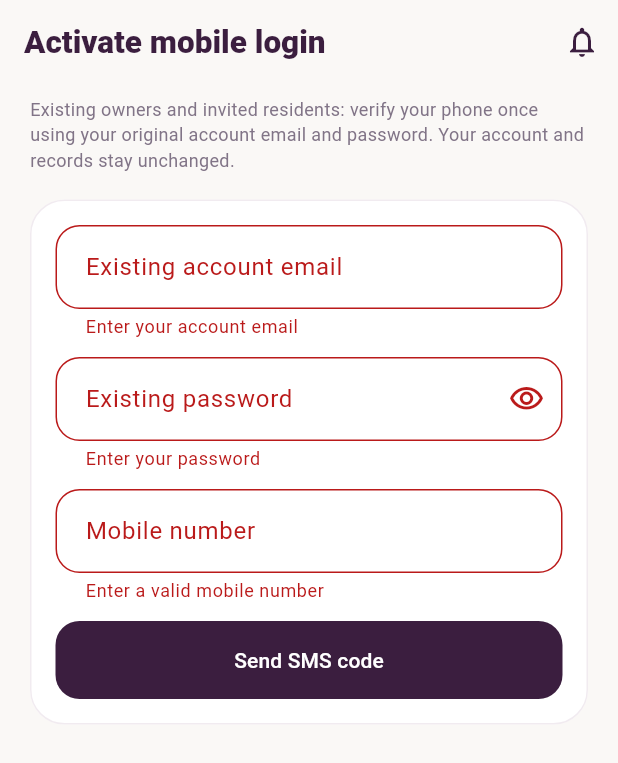
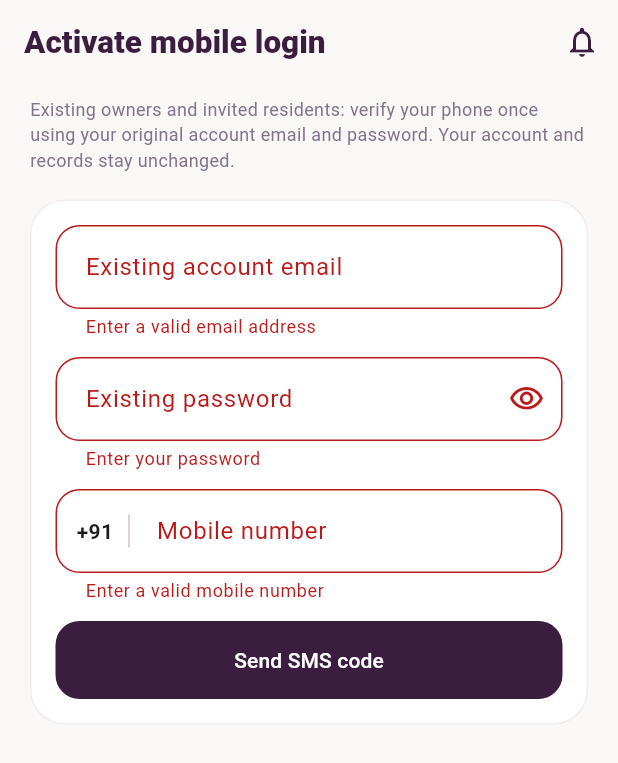
Before and after one commit to intprosec-pvtltd/COME.in, a Flutter app: the ActivateMobilePage widget shown alone on an empty page, opened directly, after a tap on "Send SMS code", on a phone screen of 412 x 824 dp. Shown: the top 763 px of the screen. Run offline on Flutter 3.47's test engine with Material 3 defaults, Android fonts, the phone set to English and light mode, and no system bars; our stand-ins replace file_picker, firebase_core, firebase_messaging, flutter_secure_storage, flutter_svg, image_picker and 2 more; accounts and stored records are empty; network calls fail.

Commit message:
Stay Sync Manage Phase 2.2 - Mobile login refinement, modern profile photo editor, email validation and APK optimisation

```diff
--- /dev/null
+++ b/mobile/lib/core/email_validation.dart
@@ -0,0 +1,24 @@
+/// Syntax validation only; does not establish ownership or mailbox existence.
+String? emailError(String? raw) {
+  final value = (raw ?? '').trim().toLowerCase();
+  final parts = value.split('@');
+  if (value.length > 160 || parts.length != 2) return 'Enter a valid email address';
+  final local = parts[0], domain = parts[1];
+  if (local.isEmpty || local.length > 64 || local.startsWith('.') ||
+      local.endsWith('.') || local.contains('..') ||
+      !RegExp(r"^[a-z0-9.!#$%&'*+/=?^_`{|}~-]+$").hasMatch(local)) {
+    return 'Enter a valid email address';
+  }
+  const typos = {'gmial.com','gamil.com','gmai.com','gmail.co','gmail.con','gmail.cm','gmail.om','gmail.comm','gmal.com','gmailcom'};
+  if (typos.contains(domain)) return 'Did you mean gmail.com?';
+  final labels = domain.split('.');
+  if (labels.length < 2 || !RegExp(r'^[a-z]{2,63}$').hasMatch(labels.last) ||
+      labels.any((v) => !RegExp(r'^[a-z0-9](?:[a-z0-9-]{0,61}[a-z0-9])?$').hasMatch(v))) {
+    return 'Enter a valid email address';
+  }
+  if ((domain == 'gmail.com' || domain == 'googlemail.com') &&
+      !RegExp(r'^[a-z0-9]+(?:\.[a-z0-9]+)*(?:\+[a-z0-9._-]+)?$').hasMatch(local)) {
+    return 'Enter a valid Gmail address';
+  }
+  return null;
+}
--- a/mobile/lib/core/localization.dart
+++ b/mobile/lib/core/localization.dart
@@ -112,6 +112,7 @@ final localizedLabels = <String, Map<String, String>>{
   'Full Name': {'en': 'Full Name', 'hi': 'पूरा नाम', 'ta': 'முழுப் பெயர்', 'te': 'పూర్తి పేరు', 'kn': 'ಪೂರ್ಣ ಹೆಸರು', 'ml': 'മുഴുവൻ പേര്'},
   'Email': {'en': 'Email', 'hi': 'ईमेल', 'ta': 'மின்னஞ்சல்', 'te': 'ఈమెయిల్', 'kn': 'ಇಮೇಲ್', 'ml': 'ഇമെയിൽ'},
   'Phone Number': {'en': 'Phone Number', 'hi': 'फ़ोन नंबर', 'ta': 'தொலைபேசி எண்', 'te': 'ఫోన్ నంబర్', 'kn': 'ಫೋನ್ ಸಂಖ್ಯೆ', 'ml': 'ഫോൺ നമ്പർ'},
+  'Mobile number': {'en': 'Mobile number', 'hi': 'फ़ोन नंबर', 'ta': 'தொலைபேசி எண்', 'te': 'ఫోన్ నంబర్', 'kn': 'ಫೋನ್ ಸಂಖ್ಯೆ', 'ml': 'ഫോൺ നമ്പർ'},
   'Property Name': {'en': 'Property Name', 'hi': 'पीजी का नाम', 'ta': 'பிஜி பெயர்', 'te': 'పీజీ పేరు', 'kn': 'ಪಿಜಿ ಹೆಸರು', 'ml': 'പിജിയുടെ പേര്'},
   'Confirm Password': {'en': 'Confirm Password', 'hi': 'पासवर्ड की पुष्टि करें', 'ta': 'கடவுச்சொல் உறுதி', 'te': 'పాస్\u200cవర్డ్ నిర్ధారించండి', 'kn': 'ಪಾಸ್\u200cವರ್ಡ್ ದೃಢಪಡಿಸಿ', 'ml': 'പാസ്\u200cവേഡ് സ്ഥിരീകരിക്കുക'},
   'Registration is for PG owners. Residents receive their sign-in details from the owner.': {'en': 'Registration is for PG owners. Residents receive their sign-in details from the owner.', 'hi': 'पंजीकरण पीजी मालिकों के लिए है। निवासी लॉगिन जानकारी मालिक से प्राप्त करें।', 'ta': 'பதிவு பிஜி உரிமையாளர்களுக்கு மட்டுமே. குடியிருப்பாளர்கள் உள்நுழைவு விவரங்களை உரிமையாளரிடம் பெறலாம்.', 'te': 'రిజిస్ట్రేషన్ పీజీ యజమానులకు మాత్రమే. నివాసితులకు లాగిన్ వివరాలను యజమాని అందిస్తారు.', 'kn': 'ನೋಂದಣಿ ಪಿಜಿ ಮಾಲೀಕರಿಗೆ ಮಾತ್ರ. ನಿವಾಸಿಗಳು ಲಾಗಿನ್ ವಿವರಗಳನ್ನು ಮಾಲೀಕರಿಂದ ಪಡೆಯುತ್ತಾರೆ.', 'ml': 'രജിസ്ട്രേഷൻ പിജി ഉടമകൾക്കാണ്. താമസക്കാർക്ക് ലോഗിൻ വിവരങ്ങൾ ഉടമയിൽ നിന്ന് ലഭിക്കും.'},
--- a/mobile/lib/features/account/account.dart
+++ b/mobile/lib/features/account/account.dart
@@ -1,5 +1,6 @@
 import '../../core/localization.dart';
 import '../../core/display_photo.dart';
+import '../../core/email_validation.dart';
 import 'package:flutter/material.dart';
 import '../../app/controller.dart';
 import '../../app/router.dart';
@@ -104,11 +105,12 @@ class AccountPage extends StatelessWidget {
       TextFormField(controller:email,
       keyboardType:TextInputType.emailAddress,
       decoration:const InputDecoration(labelText:'Email'),
-      validator:(v)=>(v??'').contains('@')?null:'Enter a valid email'),
+      autovalidateMode:AutovalidateMode.onUserInteraction,
+      validator:(v)=> (v??'').trim().toLowerCase() == '${AppScope.of(context).profile['email']}'.toLowerCase() ? null : emailError(v)),
       const SizedBox(height:16),
       TextFormField(controller:phone,
       keyboardType:TextInputType.phone,
-      decoration:const InputDecoration(labelText:'Contact phone',helperText:'Does not change your verified login number.')),
+      decoration:const InputDecoration(labelText:'Contact phone',helperText:'Does not change your verified login number.',helperMaxLines:3)),
       if('${AppScope.of(context).profile['verified_login_phone']??''}'.isNotEmpty)
         Padding(padding:const EdgeInsets.only(top:8),child:Text('Verified login: ${AppScope.of(context).profile['verified_login_phone']}. Contact support to change it.',style:TextStyle(color:secondaryText(context),fontSize:12))),
       const SizedBox(height:20),
--- a/mobile/lib/features/auth/phone_verification.dart
+++ b/mobile/lib/features/auth/phone_verification.dart
@@ -1,3 +1,4 @@
+import '../../core/email_validation.dart';
 import 'dart:async';
 import 'package:flutter/material.dart';
 import 'package:flutter/services.dart';
@@ -18,6 +19,24 @@ String? normalizeMobile(String? raw) {
 
 String? mobileError(BuildContext context, String? value) =>
     normalizeMobile(value) == null ? tr(context, 'Enter a valid mobile number') : null;
+
+/// A display-only prefix; the complete raw number is always normalized on submit.
+InputDecoration mobileDecoration(BuildContext context, String raw, {bool label = false}) {
+  final compact = raw.trim().replaceAll(RegExp(r'[\s()-]'), '');
+  final explicit = compact.startsWith('+') || (compact.startsWith('91') && compact.length > 10);
+  return InputDecoration(
+    labelText: label ? tr(context, 'Mobile number') : null,
+    hintText: tr(context, 'Mobile number'),
+    prefixIcon: explicit ? const Icon(Icons.phone_outlined) : Padding(
+      padding: const EdgeInsets.symmetric(horizontal: 14),
+      child: Row(mainAxisSize: MainAxisSize.min, children: [
+        Text('+91', style: TextStyle(fontWeight: FontWeight.w600, color: Theme.of(context).colorScheme.onSurface)),
+        const SizedBox(width: 10),
+        SizedBox(height: 22, child: VerticalDivider(width: 1, color: Theme.of(context).colorScheme.outlineVariant)),
+      ]),
+    ),
+  );
+}
 
 /// Reusable verification screen. The backend owns expiry, replay protection,
 /// and limits; the client countdown is solely a user-interface convenience.
@@ -126,7 +145,7 @@ class _ActivateMobilePageState extends State<ActivateMobilePage> {
     children: [Surface(child: Form(key: form, child: Column(children: [
       TextFormField(controller: email, keyboardType: TextInputType.emailAddress,
         decoration: const InputDecoration(labelText: 'Existing account email'),
-        validator: (v) => (v ?? '').contains('@') ? null : 'Enter your account email'),
+        validator: emailError),
       const SizedBox(height: 12),
       TextFormField(controller: password, obscureText: hidden,
         decoration: InputDecoration(labelText: 'Existing password', suffixIcon: IconButton(
@@ -134,7 +153,8 @@ class _ActivateMobilePageState extends State<ActivateMobilePage> {
         validator: (v) => (v ?? '').isEmpty ? 'Enter your password' : null),
       const SizedBox(height: 12),
       TextFormField(controller: phone, keyboardType: TextInputType.phone,
-        decoration: const InputDecoration(labelText: 'Mobile number', hintText: '+91 98765 43210'),
+        decoration: mobileDecoration(context, phone.text, label: true),
+        onChanged: (_) => setState(() {}),
         validator: (v) => mobileError(context, v)),
       const SizedBox(height: 12),
       if (error != null) Text(error!, style: TextStyle(color: Theme.of(context).colorScheme.error)),
--- a/mobile/lib/features/management/entity_form.dart
+++ b/mobile/lib/features/management/entity_form.dart
@@ -1,3 +1,4 @@
+import '../../core/email_validation.dart';
 import 'package:flutter/material.dart';
 import '../../app/controller.dart';
 import '../../core/design.dart';
@@ -334,7 +335,7 @@ class EntityForm extends StatefulWidget {
           if(f.key=='monthly_rent'&&(num.tryParse(value)??-1)<0)return 'Monthly rent cannot be negative';
           if(f.key=='beds'&&((int.tryParse(value)??0)<1||(int.tryParse(value)??0)>100))return 'Use a whole number from 1–100';
           if(f.secret&&value.length<8)return 'Use at least 8 characters';
-          if(f.key=='email'&&!value.contains('@'))return 'Enter a valid email';
+          if(f.key=='email')return emailError(value);
           return null;
         })),
         if(error!=null)Padding(padding:const EdgeInsets.only(bottom:15),
--- a/mobile/lib/features/management/management.dart
+++ b/mobile/lib/features/management/management.dart
@@ -1,3 +1,4 @@
+import '../../core/email_validation.dart';
 import '../../core/display_photo.dart';
 import 'package:flutter/material.dart';
 import 'package:flutter/services.dart';
@@ -734,7 +735,7 @@ class _OwnerInviteResidentPageState extends State<OwnerInviteResidentPage> {
       Surface(child:Form(key:form,child:Column(children:[
         TextFormField(controller:name,decoration:const InputDecoration(labelText:'Resident full name'),validator:(v)=>(v??'').trim().length<2?'Enter a name':null),
         const SizedBox(height:12),
-        TextFormField(controller:email,keyboardType:TextInputType.emailAddress,decoration:const InputDecoration(labelText:'Resident email'),validator:(v)=>(v??'').contains('@')?null:'Enter a valid email'),
+        TextFormField(controller:email,keyboardType:TextInputType.emailAddress,decoration:const InputDecoration(labelText:'Resident email'),autovalidateMode:AutovalidateMode.onUserInteraction,validator:emailError),
         const SizedBox(height:12),
         TextFormField(controller:phone,keyboardType:TextInputType.phone,decoration:const InputDecoration(labelText:'Phone (optional)')),
         const SizedBox(height:12),
```
Also changed, not shown: mobile/lib/core/display_photo.dart (+44 -14 lines), mobile/lib/features/auth/auth_screens.dart (+8 -4 lines), mobile/pubspec.yaml (+14 -4 lines), 10 other files.
